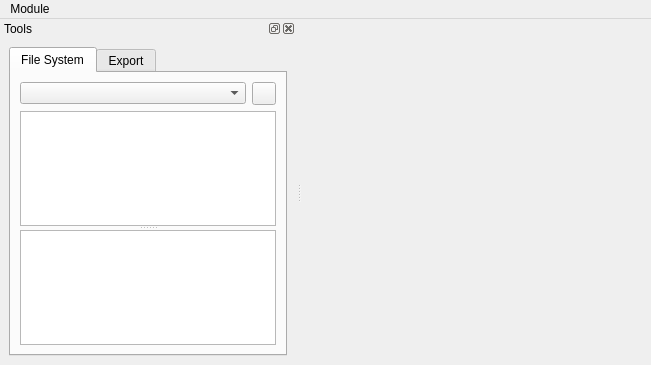
Before: the Qt Designer form qwbfs/src/UIMain.ui in amestica/qwbfs, drawn with Qt 5.
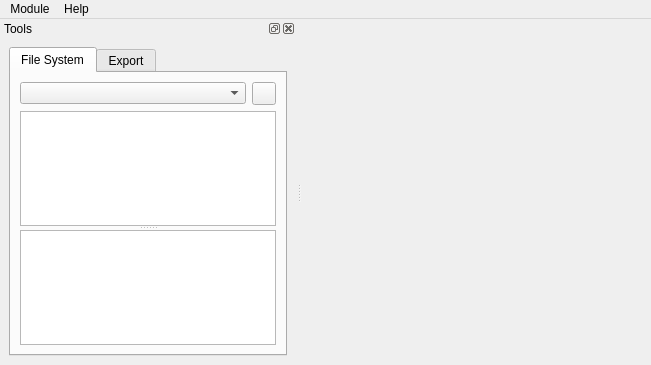
After: the same form once the commit is applied. Icons and pictures are not drawn. Custom widgets are drawn as their Qt base class.

Commit message: Add a main.h file for defining some constant. Add about dialog.

Patch:
```diff
--- a/qwbfs/src/UIMain.ui
+++ b/qwbfs/src/UIMain.ui
@@ -196,7 +196,7 @@
      <x>0</x>
      <y>0</y>
      <width>651</width>
-     <height>20</height>
+     <height>22</height>
     </rect>
    </property>
    <widget class="QMenu" name="menuModule">
@@ -205,7 +205,14 @@
     </property>
     <addaction name="aReloadPartitions"/>
    </widget>
+   <widget class="QMenu" name="menuHelp">
+    <property name="title">
+     <string>Help</string>
+    </property>
+    <addaction name="aAbout"/>
+   </widget>
    <addaction name="menuModule"/>
+   <addaction name="menuHelp"/>
   </widget>
   <action name="aReloadPartitions">
    <property name="text">
```
Left out of the diff: 8 changed lines with no effect on the pictures. The commit also changes 7 other files.
